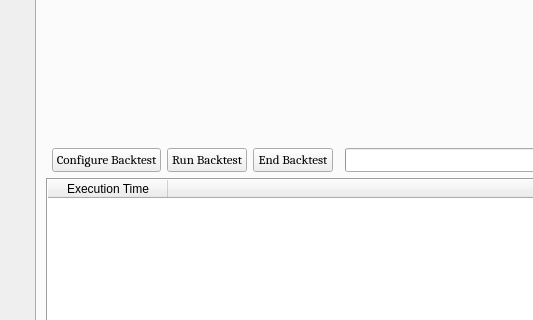
First picture: the form in UI/algobot.ui, repository ZENALC/algobot, before the edit; both pictures show x 0 to 533 and y 409 to 729 of the 1000 by 821 pixel window.
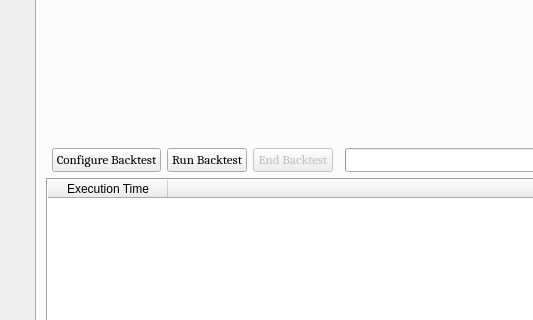
Second picture: the form after the edit. The open tabs and pages were chosen to show the change. Icons and pictures are not drawn. Custom widgets are drawn as their Qt base class.

Diff of the .ui file:
```diff
--- a/UI/algobot.ui
+++ b/UI/algobot.ui
@@ -1293,6 +1293,9 @@
         </item>
         <item row="1" column="3">
          <widget class="QPushButton" name="endBacktestButton">
+          <property name="enabled">
+           <bool>false</bool>
+          </property>
           <property name="font">
            <font>
             <pointsize>10</pointsize>
```
Left out of the diff: 2 changed lines with no effect on the pictures.
